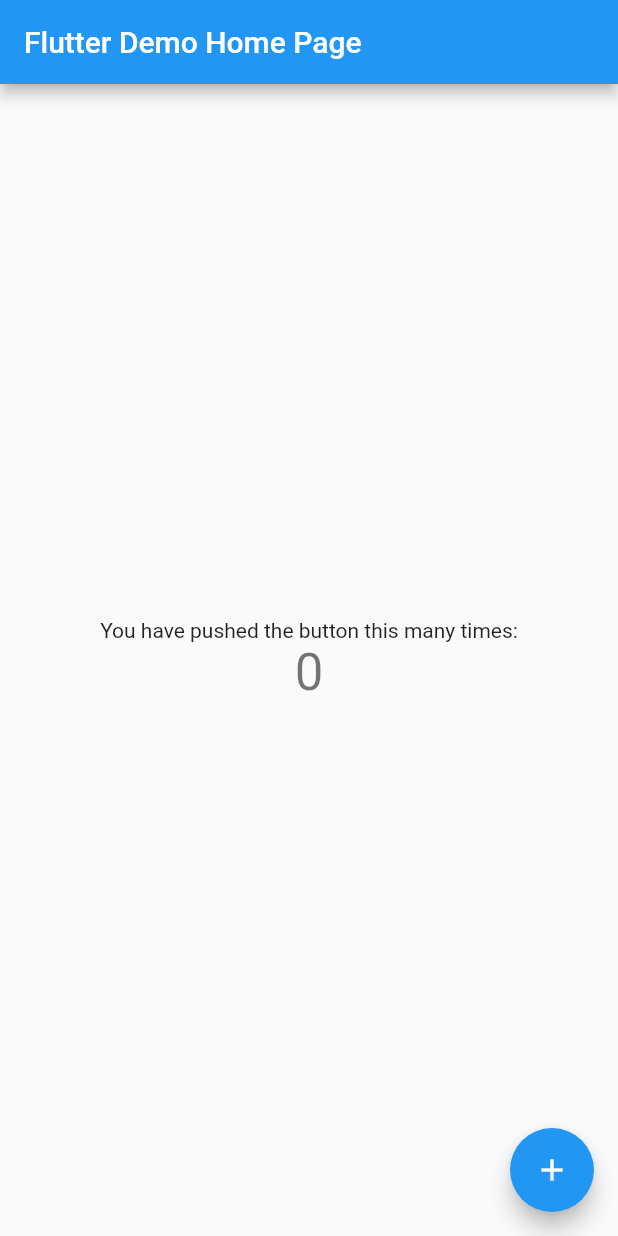
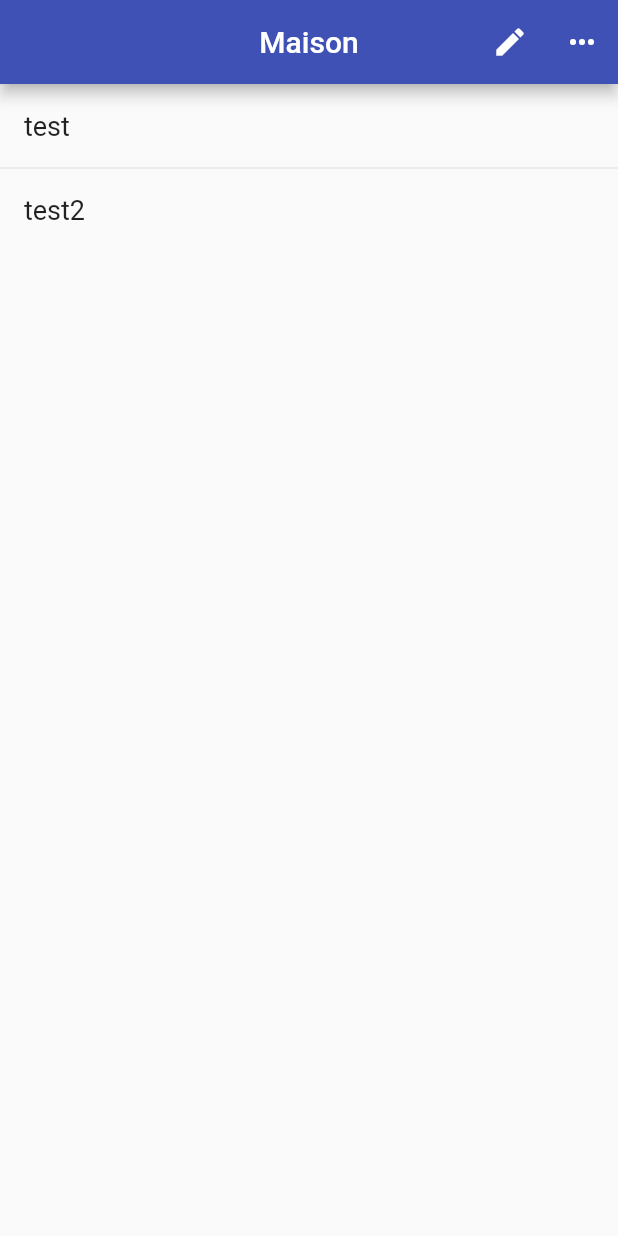
Before and after one commit to N7A/Notebook-front, a Flutter app: the screen it shows after launch, on a phone screen of 412 x 824 dp. Run offline on Flutter 3.47's test engine with Material 2 defaults, Android fonts, the phone set to English and light mode, and no system bars.

Commit message:
mise en place de la homepage

```diff
--- a/lib/main.dart
+++ b/lib/main.dart
@@ -1,11 +1,14 @@
 import 'package:flutter/material.dart';
 
 void main() {
+  WidgetsFlutterBinding.ensureInitialized();
   runApp(const MyApp());
 }
 
 class MyApp extends StatelessWidget {
   const MyApp({super.key});
+
+  final String mainListTitle = 'Maison';
 
   // This widget is the root of your application.
   @override
@@ -13,103 +16,106 @@ class MyApp extends StatelessWidget {
     return MaterialApp(
       title: 'Flutter Demo',
       theme: ThemeData(
-        // This is the theme of your application.
-        //
-        // Try running your application with "flutter run". You'll see the
-        // application has a blue toolbar. Then, without quitting the app, try
-        // changing the primarySwatch below to Colors.green and then invoke
-        // "hot reload" (press "r" in the console where you ran "flutter run",
-        // or simply save your changes to "hot reload" in a Flutter IDE).
-        // Notice that the counter didn't reset back to zero; the application
-        // is not restarted.
         primarySwatch: Colors.blue,
+        appBarTheme: const AppBarTheme(
+          backgroundColor: Colors.indigo,
+          foregroundColor: Colors.white,
+        ),
       ),
-      home: const MyHomePage(title: 'Flutter Demo Home Page'),
+      home: HomePage(title: mainListTitle, child: const CheckList(items: ["test", "test2"])),
     );
   }
 }
 
-class MyHomePage extends StatefulWidget {
-  const MyHomePage({super.key, required this.title});
-
-  // This widget is the home page of your application. It is stateful, meaning
-  // that it has a State object (defined below) that contains fields that affect
-  // how it looks.
-
-  // This class is the configuration for the state. It holds the values (in this
-  // case the title) provided by the parent (in this case the App widget) and
-  // used by the build method of the State. Fields in a Widget subclass are
-  // always marked "final".
+class HomePage extends StatefulWidget {
+  const HomePage({super.key, required this.title, required this.child});
 
   final String title;
 
+  final Widget child;
+
   @override
-  State<MyHomePage> createState() => _MyHomePageState();
+  State<HomePage> createState() => _HomePageState();
 }
 
-class _MyHomePageState extends State<MyHomePage> {
-  int _counter = 0;
+class _HomePageState extends State<HomePage> {
 
-  void _incrementCounter() {
-    setState(() {
-      // This call to setState tells the Flutter framework that something has
-      // changed in this State, which causes it to rerun the build method below
-      // so that the display can reflect the updated values. If we changed
-      // _counter without calling setState(), then the build method would not be
-      // called again, and so nothing would appear to happen.
-      _counter++;
-    });
-  }
+  bool _editMode = false;
 
   @override
   Widget build(BuildContext context) {
-    // This method is rerun every time setState is called, for instance as done
-    // by the _incrementCounter method above.
-    //
-    // The Flutter framework has been optimized to make rerunning build methods
-    // fast, so that you can just rebuild anything that needs updating rather
-    // than having to individually change instances of widgets.
     return Scaffold(
       appBar: AppBar(
-        // Here we take the value from the MyHomePage object that was created by
-        // the App.build method, and use it to set our appbar title.
         title: Text(widget.title),
+        centerTitle: true,
+        actions: [
+          IconButton(
+            icon: Icon(_editMode ? Icons.shopping_cart_outlined : Icons.edit),
+            onPressed: _pushEditMode,
+            tooltip: _editMode ? 'Mode courses' : 'Mode édition',
+          ),
+          IconButton(
+            icon: const Icon(Icons.more_horiz),
+            onPressed: _pushOptions,
+            tooltip: 'Options',
+          ),
+        ],
       ),
-      body: Center(
-        // Center is a layout widget. It takes a single child and positions it
-        // in the middle of the parent.
-        child: Column(
-          // Column is also a layout widget. It takes a list of children and
-          // arranges them vertically. By default, it sizes itself to fit its
-          // children horizontally, and tries to be as tall as its parent.
-          //
-          // Invoke "debug painting" (press "p" in the console, choose the
-          // "Toggle Debug Paint" action from the Flutter Inspector in Android
-          // Studio, or the "Toggle Debug Paint" command in Visual Studio Code)
-          // to see the wireframe for each widget.
-          //
-          // Column has various properties to control how it sizes itself and
-          // how it positions its children. Here we use mainAxisAlignment to
-          // center the children vertically; the main axis here is the vertical
-          // axis because Columns are vertical (the cross axis would be
-          // horizontal).
-          mainAxisAlignment: MainAxisAlignment.center,
-          children: <Widget>[
-            const Text(
-              'You have pushed the button this many times:',
-            ),
-            Text(
-              '$_counter',
-              style: Theme.of(context).textTheme.headline4,
-            ),
-          ],
-        ),
-      ),
-      floatingActionButton: FloatingActionButton(
-        onPressed: _incrementCounter,
-        tooltip: 'Increment',
-        child: const Icon(Icons.add),
-      ), // This trailing comma makes auto-formatting nicer for build methods.
+      body: widget.child
+    );
+  }
+
+  void _pushEditMode() {
+    _editMode = !_editMode;
+  }
+
+  void _pushOptions() {
+    Navigator.of(context).push(
+        MaterialPageRoute<void>(
+          builder: (context) {
+            return Scaffold(
+              appBar: AppBar(
+                title: Text('"${widget.title}" list options'),
+              ),
+              body: ListView(children: <Widget>[]),
+            );
+          },
+        )
     );
   }
 }
+
+class CheckList extends StatefulWidget {
+  const CheckList({super.key, required this.items});
+
+  final List<String> items;
+
+  @override
+  State<CheckList> createState() => _CheckListState();
+}
+
+class _CheckListState extends State<CheckList> {
+  final _biggerFont = const TextStyle(fontSize: 18);
+
+  @override
+  Widget build(BuildContext context) {
+    final tiles = widget.items.map(
+          (pair) {
+        return ListTile(
+          title: Text(
+            pair.toLowerCase(),
+            style: _biggerFont,
+          ),
+        );
+      },
+    );
+    final divided = tiles.isNotEmpty
+        ? ListTile.divideTiles(
+      context: context,
+      tiles: tiles,
+    ).toList()
+        : <Widget>[];
+
+    return ListView(children: divided);
+  }
+}
```
